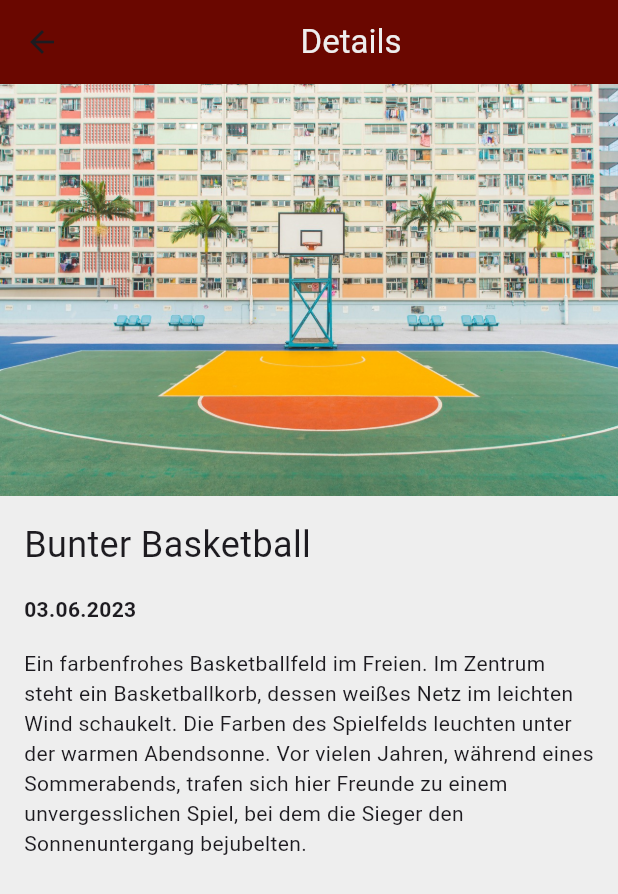
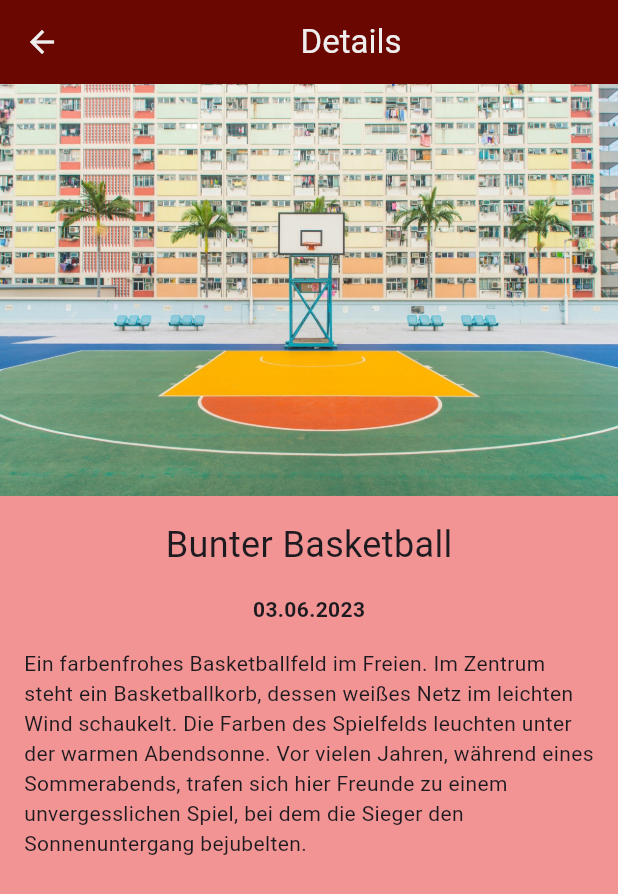
Before and after one commit to Nightmare240219871987/bilder_galerie, a Flutter app: the screen it shows after launch, after a tap on "Bunter Basketball", on a phone screen of 412 x 824 dp. Shown: the top 894 px of the screen. Run offline on Flutter 3.47's test engine with Material 3 defaults, Android fonts, the phone set to English and light mode, and no system bars.

Commit message:
changed version update 1

```diff
--- a/lib/screens/app_home.dart
+++ b/lib/screens/app_home.dart
@@ -17,8 +17,10 @@ class _AppHomeState extends State<AppHome> {
   @override
   Widget build(BuildContext context) {
     return MaterialApp(
+      debugShowCheckedModeBanner: false,
+      title: "Bilder Gallerie",
       home: Scaffold(
-        backgroundColor: Color(0xFFEEEEEE),
+        //backgroundColor: Color.fromARGB(255, 240, 188, 188),
         appBar: AppBar(
           title: Center(
             child: Text(
@@ -31,7 +33,7 @@ class _AppHomeState extends State<AppHome> {
         body: screens[currentIndex],
         bottomNavigationBar: NavigationBar(
           selectedIndex: currentIndex,
-          backgroundColor: const Color.fromARGB(255, 223, 209, 209),
+          backgroundColor: const Color.fromARGB(255, 106, 7, 0),
           indicatorColor: const Color.fromARGB(255, 218, 134, 162),
           onDestinationSelected: (value) {
             setState(() {
@@ -39,9 +41,18 @@ class _AppHomeState extends State<AppHome> {
               currentTitle = titles[value];
             });
           },
+          labelTextStyle: WidgetStatePropertyAll(
+            TextStyle(color: Color(0xFFEEEEEE)),
+          ),
           destinations: [
-            NavigationDestination(icon: Icon(Icons.image), label: "Bilder"),
-            NavigationDestination(icon: Icon(Icons.person), label: "Über mich"),
+            NavigationDestination(
+              icon: Icon(Icons.image, color: Color(0xFFEEEEEE)),
+              label: "Bilder",
+            ),
+            NavigationDestination(
+              icon: Icon(Icons.person, color: Color(0xFFEEEEEE)),
+              label: "Über mich",
+            ),
           ],
         ),
       ),
--- a/lib/screens/details.dart
+++ b/lib/screens/details.dart
@@ -9,16 +9,17 @@ class Details extends StatelessWidget {
   @override
   Widget build(BuildContext context) {
     return Scaffold(
-      backgroundColor: Color(0xFFEEEEEE),
+      backgroundColor: Color.fromARGB(255, 243, 148, 148),
       appBar: AppBar(
         title: Center(
           child: Text("Details", style: TextStyle(color: Color(0xFFEEEEEE))),
         ),
+        foregroundColor: Color(0xFFEEEEEE),
         backgroundColor: const Color.fromARGB(255, 106, 7, 0),
       ),
       body: SingleChildScrollView(
         child: Column(
-          crossAxisAlignment: CrossAxisAlignment.start,
+          mainAxisSize: MainAxisSize.max,
           children: [
             Image.asset(item.imagePath),
             Padding(
--- a/lib/screens/my_gallery.dart
+++ b/lib/screens/my_gallery.dart
@@ -6,14 +6,34 @@ class MyGallery extends StatelessWidget {
 
   @override
   Widget build(BuildContext context) {
-    return GridView.builder(
-      itemCount: galleryData.length,
-      gridDelegate: SliverGridDelegateWithFixedCrossAxisCount(
-        crossAxisCount: 2,
+    return Container(
+      decoration: BoxDecoration(
+        gradient: LinearGradient(
+          colors: [
+            Color.fromARGB(255, 243, 148, 148),
+            Color.fromARGB(255, 240, 188, 188),
+            Color.fromARGB(255, 240, 188, 188),
+            Color.fromARGB(255, 243, 148, 148),
+          ],
+          begin: Alignment.topCenter,
+          end: Alignment.bottomCenter,
+        ),
       ),
-      itemBuilder: (context, index) {
-        return galleryData[index];
-      },
+      child: Padding(
+        padding: const EdgeInsets.all(12.0),
+        child: GridView.builder(
+          itemCount: galleryData.length,
+          gridDelegate: SliverGridDelegateWithFixedCrossAxisCount(
+            crossAxisCount: 2,
+          ),
+          itemBuilder: (context, index) {
+            return Container(
+              margin: EdgeInsets.all(4),
+              child: galleryData[index],
+            );
+          },
+        ),
+      ),
     );
   }
 }
--- a/lib/screens/profile.dart
+++ b/lib/screens/profile.dart
@@ -5,14 +5,27 @@ class Profile extends StatelessWidget {
 
   @override
   Widget build(BuildContext context) {
-    return Padding(
-      padding: EdgeInsetsGeometry.all(16.0),
-
-      child: SingleChildScrollView(
+    return SingleChildScrollView(
+      child: Container(
+        decoration: BoxDecoration(
+          gradient: LinearGradient(
+            colors: [
+              Color.fromARGB(255, 243, 148, 148),
+              Color.fromARGB(255, 240, 188, 188),
+              Color.fromARGB(255, 240, 188, 188),
+              Color.fromARGB(255, 243, 148, 148),
+            ],
+            begin: Alignment.topCenter,
+            end: Alignment.bottomCenter,
+          ),
+        ),
+        child: Padding(
+          padding: const EdgeInsets.all(20.0),
           child: Column(
             crossAxisAlignment: CrossAxisAlignment.stretch,
             children: [
               CircleAvatar(
+                backgroundColor: const Color.fromARGB(255, 106, 7, 0),
                 backgroundImage: AssetImage("assets/images/kaya.jpeg"),
                 radius: 96,
               ),
@@ -38,6 +51,7 @@ class Profile extends StatelessWidget {
             ],
           ),
         ),
+      ),
     );
   }
 }
--- a/lib/widgets/gallery_item.dart
+++ b/lib/widgets/gallery_item.dart
@@ -24,22 +24,33 @@ class GalleryItem extends StatelessWidget {
         ).push(MaterialPageRoute(builder: (context) => Details(item: this)));
       },
       child: Card(
+        elevation: 4,
+        color: Colors.grey.shade400.withValues(alpha: 0.3),
+        child: Container(
+          decoration: BoxDecoration(
+            borderRadius: BorderRadius.circular(8.0),
+            border: BoxBorder.all(
+              color: Colors.grey.shade400.withValues(alpha: 0.6),
+            ),
+          ),
           child: Column(
+            spacing: 10,
             children: [
               ClipRRect(
-              borderRadius: BorderRadiusGeometry.circular(8),
+                borderRadius: BorderRadiusGeometry.only(
+                  topLeft: Radius.circular(8.0),
+                  topRight: Radius.circular(8.0),
+                ),
                 child: Image.asset(
                   imagePath,
-                height: 156,
+                  height: 140,
                   width: 200,
                   fit: BoxFit.cover,
                 ),
               ),
-            Padding(
-              padding: const EdgeInsets.symmetric(vertical: 10.0),
-              child: Center(child: Text(imageTitle)),
+              Center(child: Text(imageTitle)),
+            ],
           ),
-          ],
         ),
       ),
     );
```
Lines whose indentation alone changed are shown as unchanged.
